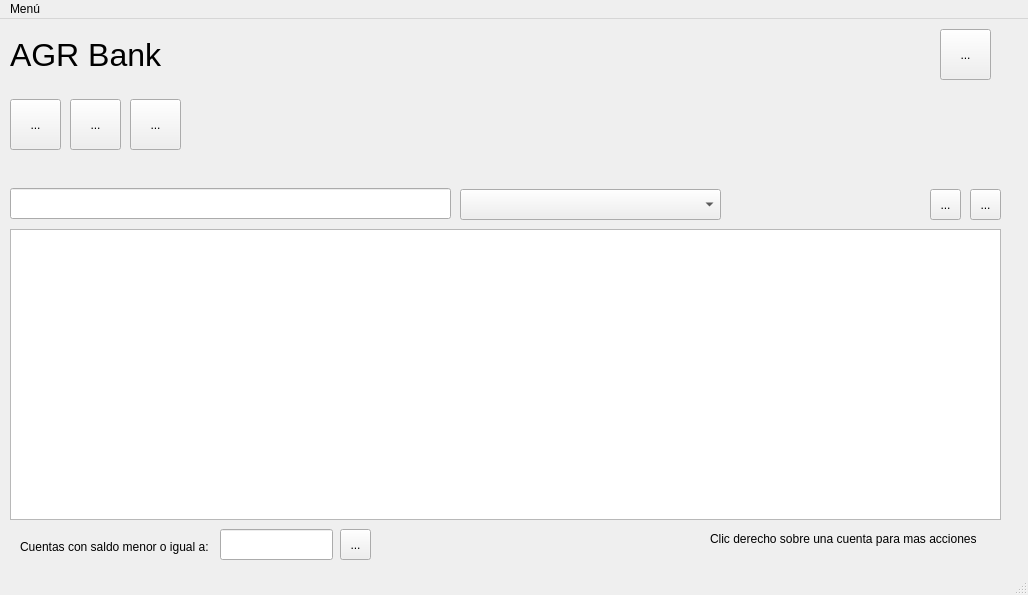
The window that msc_tec_prog_activities/Act_4_1/MSC26_4_1_GARCIA_ALBERTO/ui/Main_Window.ui (B33THO/msc2026) describes before a commit, drawn with Qt 5.
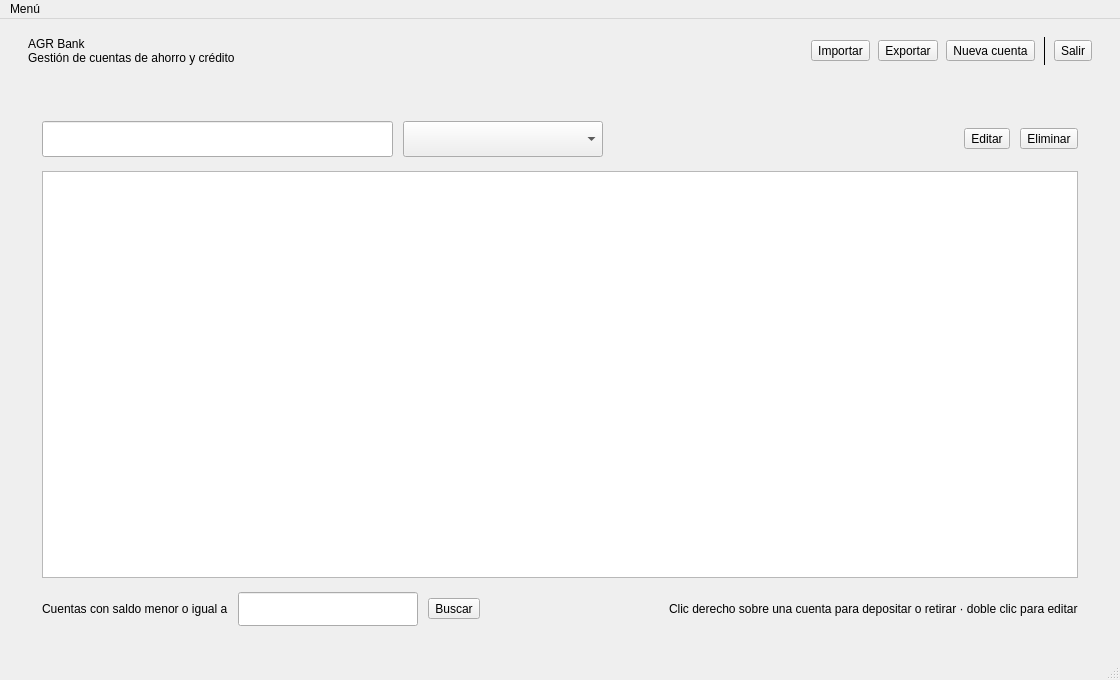
The same window after the commit. Icons and pictures are not drawn.

```diff
--- a/msc_tec_prog_activities/Act_4_1/MSC26_4_1_GARCIA_ALBERTO/ui/Main_Window.ui
+++ b/msc_tec_prog_activities/Act_4_1/MSC26_4_1_GARCIA_ALBERTO/ui/Main_Window.ui
@@ -6,243 +6,442 @@
    <rect>
     <x>0</x>
     <y>0</y>
-    <width>1028</width>
-    <height>595</height>
+    <width>1120</width>
+    <height>680</height>
    </rect>
   </property>
+  <property name="minimumSize">
+   <size>
+    <width>900</width>
+    <height>520</height>
+   </size>
+  </property>
   <property name="windowTitle">
    <string>AGR Bank - Cuentas</string>
   </property>
-  <property name="styleSheet">
-   <string notr="true"/>
-  </property>
   <widget class="QWidget" name="centralwidget">
-   <widget class="QWidget" name="widget" native="true">
-    <property name="geometry">
-     <rect>
-      <x>10</x>
-      <y>70</y>
-      <width>991</width>
-      <height>71</height>
-     </rect>
+   <layout class="QVBoxLayout" name="vl_central">
+    <property name="spacing">
+     <number>0</number>
     </property>
-    <widget class="QToolButton" name="btn_create_account">
-     <property name="geometry">
-      <rect>
-       <x>0</x>
-       <y>10</y>
-       <width>51</width>
-       <height>51</height>
-      </rect>
-     </property>
-     <property name="text">
-      <string>...</string>
-     </property>
-     <property name="icon">
-      <iconset>
-       <normaloff>../icons/person_add_24dp_666666.svg</normaloff>../icons/person_add_24dp_666666.svg</iconset>
-     </property>
-    </widget>
-    <widget class="QToolButton" name="btn_import">
-     <property name="geometry">
-      <rect>
-       <x>60</x>
-       <y>10</y>
-       <width>51</width>
-       <height>51</height>
-      </rect>
-     </property>
-     <property name="toolTip">
-      <string>Importar datos desde archivo</string>
-     </property>
-     <property name="text">
-      <string>...</string>
-     </property>
-     <property name="icon">
-      <iconset>
-       <normaloff>../icons/file_save_24dp.svg</normaloff>../icons/file_save_24dp.svg</iconset>
-     </property>
-    </widget>
-    <widget class="QToolButton" name="btn_export">
-     <property name="geometry">
-      <rect>
-       <x>120</x>
-       <y>10</y>
-       <width>51</width>
-       <height>51</height>
-      </rect>
-     </property>
-     <property name="toolTip">
-      <string>Exportar datos</string>
-     </property>
-     <property name="text">
-      <string>...</string>
-     </property>
-     <property name="icon">
-      <iconset>
-       <normaloff>../icons/file_export_24dp.svg</normaloff>../icons/file_export_24dp.svg</iconset>
-     </property>
-    </widget>
-   </widget>
-   <widget class="QTableView" name="tv_clients_table">
-    <property name="geometry">
-     <rect>
-      <x>10</x>
-      <y>210</y>
-      <width>991</width>
-      <height>291</height>
-     </rect>
+    <property name="leftMargin">
+     <number>0</number>
     </property>
-   </widget>
-   <widget class="QToolButton" name="btn_edit_account">
-    <property name="geometry">
-     <rect>
-      <x>970</x>
-      <y>170</y>
-      <width>31</width>
-      <height>31</height>
-     </rect>
+    <property name="topMargin">
+     <number>0</number>
     </property>
-    <property name="text">
-     <string>...</string>
+    <property name="rightMargin">
+     <number>0</number>
     </property>
-    <property name="icon">
-     <iconset>
-      <normaloff>../icons/edit_24dp.svg</normaloff>../icons/edit_24dp.svg</iconset>
+    <property name="bottomMargin">
+     <number>0</number>
     </property>
-   </widget>
-   <widget class="QToolButton" name="btn_delete_account">
-    <property name="geometry">
-     <rect>
-      <x>930</x>
-      <y>170</y>
-      <width>31</width>
-      <height>31</height>
-     </rect>
-    </property>
-    <property name="text">
-     <string>...</string>
-    </property>
-    <property name="icon">
-     <iconset>
-      <normaloff>../icons/delete_forever_24dp.svg</normaloff>../icons/delete_forever_24dp.svg</iconset>
-    </property>
-   </widget>
-   <widget class="QLineEdit" name="le_search">
-    <property name="geometry">
-     <rect>
-      <x>10</x>
-      <y>169</y>
-      <width>441</width>
-      <height>31</height>
-     </rect>
-    </property>
-   </widget>
-   <widget class="QComboBox" name="comboBox">
-    <property name="geometry">
-     <rect>
-      <x>460</x>
-      <y>170</y>
-      <width>261</width>
-      <height>31</height>
-     </rect>
-    </property>
-   </widget>
-   <widget class="QLineEdit" name="lineEdit">
-    <property name="geometry">
-     <rect>
-      <x>220</x>
-      <y>510</y>
-      <width>113</width>
-      <height>31</height>
-     </rect>
-    </property>
-   </widget>
-   <widget class="QLabel" name="label">
-    <property name="geometry">
-     <rect>
-      <x>20</x>
-      <y>520</y>
-      <width>201</width>
-      <height>16</height>
-     </rect>
-    </property>
-    <property name="text">
-     <string>Cuentas con saldo menor o igual a:</string>
-    </property>
-   </widget>
-   <widget class="QToolButton" name="btn_search_amount">
-    <property name="geometry">
-     <rect>
-      <x>340</x>
-      <y>510</y>
-      <width>31</width>
-      <height>31</height>
-     </rect>
-    </property>
-    <property name="text">
-     <string>...</string>
-    </property>
-    <property name="icon">
-     <iconset>
-      <normaloff>../icons/search_reload_24dp_666666.svg</normaloff>../icons/search_reload_24dp_666666.svg</iconset>
-    </property>
-   </widget>
-   <widget class="QLabel" name="label_2">
-    <property name="geometry">
-     <rect>
-      <x>710</x>
-      <y>510</y>
-      <width>281</width>
-      <height>20</height>
-     </rect>
-    </property>
-    <property name="text">
-     <string>Clic derecho sobre una cuenta para mas acciones</string>
-    </property>
-   </widget>
-   <widget class="QLabel" name="label_3">
-    <property name="geometry">
-     <rect>
-      <x>10</x>
-      <y>20</y>
-      <width>931</width>
-      <height>31</height>
-     </rect>
-    </property>
-    <property name="font">
-     <font>
-      <pointsize>24</pointsize>
-     </font>
-    </property>
-    <property name="text">
-     <string>AGR Bank</string>
-    </property>
-   </widget>
-   <widget class="QToolButton" name="btn_exit">
-    <property name="geometry">
-     <rect>
-      <x>940</x>
-      <y>10</y>
-      <width>51</width>
-      <height>51</height>
-     </rect>
-    </property>
-    <property name="text">
-     <string>...</string>
-    </property>
-    <property name="icon">
-     <iconset>
-      <normaloff>../icons/logout_24dp.svg</normaloff>../icons/logout_24dp.svg</iconset>
-    </property>
-   </widget>
+    <item>
+     <widget class="QFrame" name="header">
+      <layout class="QHBoxLayout" name="hl_header">
+       <property name="spacing">
+        <number>8</number>
+       </property>
+       <property name="leftMargin">
+        <number>28</number>
+       </property>
+       <property name="topMargin">
+        <number>18</number>
+       </property>
+       <property name="rightMargin">
+        <number>28</number>
+       </property>
+       <property name="bottomMargin">
+        <number>18</number>
+       </property>
+       <item>
+        <layout class="QVBoxLayout" name="vl_brand">
+         <property name="spacing">
+          <number>0</number>
+         </property>
+         <item>
+          <widget class="QLabel" name="label_3">
+           <property name="text">
+            <string>AGR Bank</string>
+           </property>
+          </widget>
+         </item>
+         <item>
+          <widget class="QLabel" name="lb_subtitle">
+           <property name="text">
+            <string>Gestión de cuentas de ahorro y crédito</string>
+           </property>
+          </widget>
+         </item>
+        </layout>
+       </item>
+       <item>
+        <spacer name="hs_header">
+         <property name="orientation">
+          <enum>Qt::Horizontal</enum>
+         </property>
+         <property name="sizeHint" stdset="0">
+          <size>
+           <width>40</width>
+           <height>20</height>
+          </size>
+         </property>
+        </spacer>
+       </item>
+       <item>
+        <widget class="QToolButton" name="btn_import">
+         <property name="toolTip">
+          <string>Importar cuentas desde un archivo CSV o Excel</string>
+         </property>
+         <property name="text">
+          <string>Importar</string>
+         </property>
+         <property name="icon">
+          <iconset>
+           <normaloff>../icons/file_save_24dp_FFFFFF.svg</normaloff>../icons/file_save_24dp_FFFFFF.svg</iconset>
+         </property>
+         <property name="iconSize">
+          <size>
+           <width>20</width>
+           <height>20</height>
+          </size>
+         </property>
+         <property name="toolButtonStyle">
+          <enum>Qt::ToolButtonTextBesideIcon</enum>
+         </property>
+         <property name="cursor">
+          <cursorShape>PointingHandCursor</cursorShape>
+         </property>
+        </widget>
+       </item>
+       <item>
+        <widget class="QToolButton" name="btn_export">
+         <property name="toolTip">
+          <string>Exportar las cuentas de la tabla</string>
+         </property>
+         <property name="text">
+          <string>Exportar</string>
+         </property>
+         <property name="icon">
+          <iconset>
+           <normaloff>../icons/file_export_24dp_FFFFFF.svg</normaloff>../icons/file_export_24dp_FFFFFF.svg</iconset>
+         </property>
+         <property name="iconSize">
+          <size>
+           <width>20</width>
+           <height>20</height>
+          </size>
+         </property>
+         <property name="toolButtonStyle">
+          <enum>Qt::ToolButtonTextBesideIcon</enum>
+         </property>
+         <property name="cursor">
+          <cursorShape>PointingHandCursor</cursorShape>
+         </property>
+        </widget>
+       </item>
+       <item>
+        <widget class="QToolButton" name="btn_create_account">
+         <property name="toolTip">
+          <string>Registrar un cliente con su cuenta</string>
+         </property>
+         <property name="text">
+          <string>Nueva cuenta</string>
+         </property>
+         <property name="icon">
+          <iconset>
+           <normaloff>../icons/person_add_24dp_FFFFFF.svg</normaloff>../icons/person_add_24dp_FFFFFF.svg</iconset>
+         </property>
+         <property name="iconSize">
+          <size>
+           <width>20</width>
+           <height>20</height>
+          </size>
+         </property>
+         <property name="toolButtonStyle">
+          <enum>Qt::ToolButtonTextBesideIcon</enum>
+         </property>
+         <property name="cursor">
+          <cursorShape>PointingHandCursor</cursorShape>
+         </property>
+        </widget>
+       </item>
+       <item>
+        <widget class="QFrame" name="header_divider">
+         <property name="frameShape">
+          <enum>QFrame::VLine</enum>
+         </property>
+        </widget>
+       </item>
+       <item>
+        <widget class="QToolButton" name="btn_exit">
+         <property name="toolTip">
+          <string>Salir</string>
+         </property>
+         <property name="text">
+          <string>Salir</string>
+         </property>
+         <property name="icon">
+          <iconset>
+           <normaloff>../icons/logout_24dp_FFFFFF.svg</normaloff>../icons/logout_24dp_FFFFFF.svg</iconset>
+         </property>
+         <property name="iconSize">
+          <size>
+           <width>20</width>
+           <height>20</height>
+          </size>
+         </property>
+         <property name="cursor">
+          <cursorShape>PointingHandCursor</cursorShape>
+         </property>
+        </widget>
+       </item>
+      </layout>
+     </widget>
+    </item>
+    <item>
+     <widget class="QWidget" name="content" native="true">
+      <layout class="QVBoxLayout" name="vl_content">
+       <property name="leftMargin">
+        <number>24</number>
+       </property>
+       <property name="topMargin">
+        <number>20</number>
+       </property>
+       <property name="rightMargin">
+        <number>24</number>
+       </property>
+       <property name="bottomMargin">
+        <number>16</number>
+       </property>
+       <item>
+        <widget class="QFrame" name="card">
+         <layout class="QVBoxLayout" name="vl_card">
+          <property name="spacing">
+           <number>14</number>
+          </property>
+          <property name="leftMargin">
+           <number>18</number>
+          </property>
+          <property name="topMargin">
+           <number>18</number>
+          </property>
+          <property name="rightMargin">
+           <number>18</number>
+          </property>
+          <property name="bottomMargin">
+           <number>16</number>
+          </property>
+          <item>
+           <layout class="QHBoxLayout" name="hl_filters">
+            <property name="spacing">
+             <number>10</number>
+            </property>
+            <item>
+             <widget class="QLineEdit" name="le_search">
+              <property name="minimumSize">
+               <size>
+                <width>280</width>
+                <height>36</height>
+               </size>
+              </property>
+             </widget>
+            </item>
+            <item>
+             <widget class="QComboBox" name="comboBox">
+              <property name="minimumSize">
+               <size>
+                <width>200</width>
+                <height>36</height>
+               </size>
+              </property>
+              <property name="cursor">
+               <cursorShape>PointingHandCursor</cursorShape>
+              </property>
+             </widget>
+            </item>
+            <item>
+             <spacer name="hs_filters">
+              <property name="orientation">
+               <enum>Qt::Horizontal</enum>
+              </property>
+              <property name="sizeHint" stdset="0">
+               <size>
+                <width>40</width>
+                <height>20</height>
+               </size>
+              </property>
+             </spacer>
+            </item>
+            <item>
+             <widget class="QToolButton" name="btn_edit_account">
+              <property name="toolTip">
+               <string>Editar la cuenta seleccionada</string>
+              </property>
+              <property name="text">
+               <string>Editar</string>
+              </property>
+              <property name="icon">
+               <iconset>
+                <normaloff>../icons/edit_24dp_475569.svg</normaloff>../icons/edit_24dp_475569.svg</iconset>
+              </property>
+              <property name="iconSize">
+               <size>
+                <width>18</width>
+                <height>18</height>
+               </size>
+              </property>
+              <property name="toolButtonStyle">
+               <enum>Qt::ToolButtonTextBesideIcon</enum>
+              </property>
+              <property name="cursor">
+               <cursorShape>PointingHandCursor</cursorShape>
+              </property>
+             </widget>
+            </item>
+            <item>
+             <widget class="QToolButton" name="btn_delete_account">
+              <property name="toolTip">
+               <string>Eliminar la cuenta seleccionada</string>
+              </property>
+              <property name="text">
+               <string>Eliminar</string>
+              </property>
+              <property name="icon">
+               <iconset>
+                <normaloff>../icons/delete_forever_24dp_DC2626.svg</normaloff>../icons/delete_forever_24dp_DC2626.svg</iconset>
+              </property>
+              <property name="iconSize">
+               <size>
+                <width>18</width>
+                <height>18</height>
+               </size>
+              </property>
+              <property name="toolButtonStyle">
+               <enum>Qt::ToolButtonTextBesideIcon</enum>
+              </property>
+              <property name="cursor">
+               <cursorShape>PointingHandCursor</cursorShape>
+              </property>
+             </widget>
+            </item>
+           </layout>
+          </item>
+          <item>
+           <widget class="QTableView" name="tv_clients_table">
+            <property name="alternatingRowColors">
+             <bool>true</bool>
+            </property>
+            <property name="showGrid">
+             <bool>false</bool>
+            </property>
+            <property name="wordWrap">
+             <bool>false</bool>
+            </property>
+            <attribute name="horizontalHeaderHighlightSections">
+             <bool>false</bool>
+            </attribute>
+            <attribute name="horizontalHeaderMinimumSectionSize">
+             <number>110</number>
+            </attribute>
+            <attribute name="verticalHeaderVisible">
+             <bool>false</bool>
+            </attribute>
+            <attribute name="verticalHeaderDefaultSectionSize">
+             <number>40</number>
+            </attribute>
+           </widget>
+          </item>
+          <item>
+           <layout class="QHBoxLayout" name="hl_balance">
+            <property name="spacing">
+             <number>10</number>
+            </property>
+            <item>
+             <widget class="QLabel" name="label">
+              <property name="text">
+               <string>Cuentas con saldo menor o igual a</string>
+              </property>
+             </widget>
+            </item>
+            <item>
+             <widget class="QLineEdit" name="lineEdit">
+              <property name="minimumSize">
+               <size>
+                <width>150</width>
+                <height>34</height>
+               </size>
+              </property>
+              <property name="maximumSize">
+               <size>
+                <width>180</width>
+                <height>16777215</height>
+               </size>
+              </property>
+             </widget>
+            </item>
+            <item>
+             <widget class="QToolButton" name="btn_search_amount">
+              <property name="toolTip">
+               <string>Buscar por saldo</string>
+              </property>
+              <property name="text">
+               <string>Buscar</string>
+              </property>
+              <property name="icon">
+               <iconset>
+                <normaloff>../icons/search_reload_24dp_FFFFFF.svg</normaloff>../icons/search_reload_24dp_FFFFFF.svg</iconset>
+              </property>
+              <property name="iconSize">
+               <size>
+                <width>18</width>
+                <height>18</height>
+               </size>
+              </property>
+              <property name="toolButtonStyle">
+               <enum>Qt::ToolButtonTextBesideIcon</enum>
+              </property>
+              <property name="cursor">
+               <cursorShape>PointingHandCursor</cursorShape>
+              </property>
+             </widget>
+            </item>
+            <item>
+             <spacer name="hs_balance">
+              <property name="orientation">
+               <enum>Qt::Horizontal</enum>
+              </property>
+              <property name="sizeHint" stdset="0">
+               <size>
+                <width>40</width>
+                <height>20</height>
+               </size>
+              </property>
+             </spacer>
+            </item>
+            <item>
+             <widget class="QLabel" name="label_2">
+              <property name="text">
+               <string>Clic derecho sobre una cuenta para depositar o retirar · doble clic para editar</string>
+              </property>
+             </widget>
+            </item>
+           </layout>
+          </item>
+         </layout>
+        </widget>
+       </item>
+      </layout>
+     </widget>
+    </item>
+   </layout>
   </widget>
   <widget class="QMenuBar" name="menubar">
    <property name="geometry">
     <rect>
      <x>0</x>
      <y>0</y>
-     <width>1028</width>
+     <width>1120</width>
      <height>21</height>
     </rect>
    </property>
```
Left out of the diff: 9 changed lines with no effect on the pictures.
